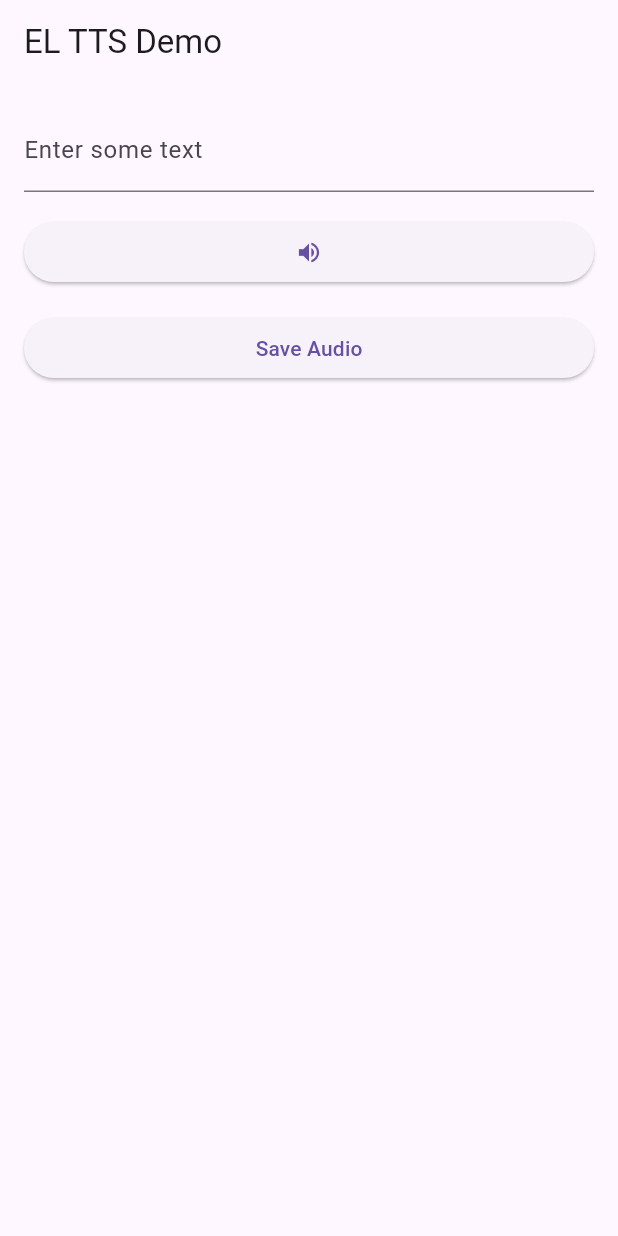
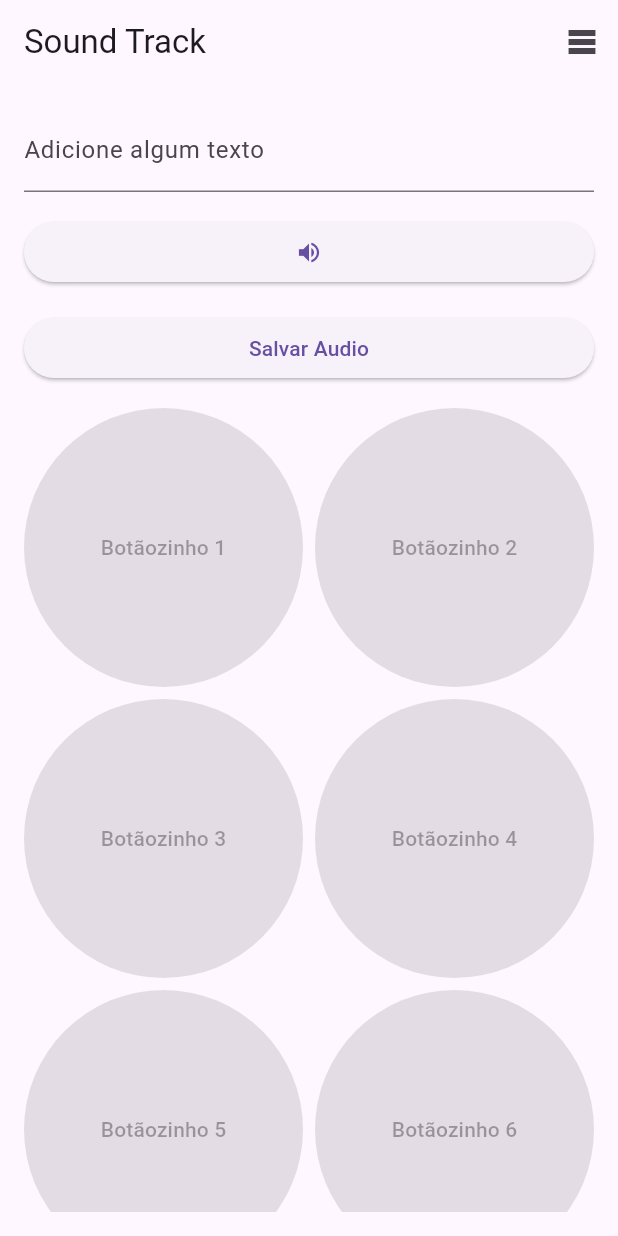
Before and after one commit to Arthur-Peixoto/Sound-Track, a Flutter app: the screen it shows after launch, on a phone screen of 412 x 824 dp. Run offline on Flutter 3.47's test engine with Material 3 defaults, Android fonts, the phone set to English and light mode, and no system bars; our stand-ins replace flutter_dotenv, just_audio.

Commit message:
Adicionando Coleções e botões com áudio

```diff
--- /dev/null
+++ b/lib/models/audio_collection.dart
@@ -0,0 +1,14 @@
+import 'package:flutter/material.dart';
+
+class AudioCollection {
+  final String name;
+  final DateTime dateCreated;
+  final List<String> items;
+  final Color color;
+
+  AudioCollection({
+    required this.name,
+    required this.items,
+    required this.color,
+  }) : dateCreated = DateTime.now();
+}
--- a/lib/services/audio_player_service.dart
+++ b/lib/services/audio_player_service.dart
@@ -8,6 +8,11 @@ class AudioPlayerService {
 
   static Future<void> playAudio(List<int> bytes) async {
     await player.setAudioSource(MyCustomSource(bytes));
+    player.play();
+  }
+
+  static Future<void> playAudioFile(String filePath) async {
+    await player.setFilePath(filePath);
     player.play();
   }
 
--- a/lib/ui/home_page.dart
+++ b/lib/ui/home_page.dart
@@ -1,5 +1,8 @@
 import 'package:flutter/material.dart';
+import 'package:sound_track/services/audio_player_service.dart';
 import 'package:sound_track/services/text_to_speech_service.dart';
+import 'package:sound_track/ui/side_bar.dart';
+import 'package:sound_track/models/audio_collection.dart';
 
 class MyHomePage extends StatefulWidget {
   @override
@@ -9,6 +12,9 @@ class MyHomePage extends StatefulWidget {
 class _MyHomePageState extends State<MyHomePage> {
   TextEditingController _textFieldController = TextEditingController();
   bool _isLoadingVoice = false;
+  bool _isSidebarVisible = false;
+  List<String?> savedAudioPaths = List.filled(8, null); // Lista para armazenar os caminhos dos áudios salvos
+  AudioCollection? selectedCollection;
 
   @override
   void dispose() {
@@ -28,20 +34,48 @@ class _MyHomePageState extends State<MyHomePage> {
     });
   }
 
-  Future<void> _saveTextToSpeech(String text) async {
-    final filePath = await TextToSpeechService.saveTextToSpeech(text, 'output.mp3');
+  Future<void> _saveTextToSpeech(String text, int index) async {
+    final filePath = await TextToSpeechService.saveTextToSpeech(text, 'output$index.mp3');
+    setState(() {
+      savedAudioPaths[index] = filePath;
+    });
     ScaffoldMessenger.of(context).showSnackBar(
-      SnackBar(content: Text('Audio saved to $filePath')),
+      SnackBar(content: Text('Áudio salvo no botão ${index + 1}')),
     );
+  }
+
+  void _onCollectionSelected(AudioCollection collection) {
+    setState(() {
+      selectedCollection = collection;
+    });
+    ScaffoldMessenger.of(context).showSnackBar(
+      SnackBar(content: Text('Coleção ${collection.name} selecionada')),
+    );
+  }
+
+  void _toggleSidebar() {
+    setState(() {
+      _isSidebarVisible = !_isSidebarVisible;
+    });
   }
 
   @override
   Widget build(BuildContext context) {
     return Scaffold(
       appBar: AppBar(
-        title: const Text('EL TTS Demo'),
+        actions: [
+          IconButton(
+            icon: Icon(_isSidebarVisible ? Icons.table_rows : Icons.table_rows),
+            onPressed: _toggleSidebar,
           ),
-      body: Padding(
+        ],
+        title: const Text('Sound Track'),
+      ),
+      body: Row(
+        children: [
+          if (_isSidebarVisible) SideBar(onCollectionSelected: _onCollectionSelected, isVisible: _isSidebarVisible),
+          Expanded(
+            child: Padding(
               padding: const EdgeInsets.all(16.0),
               child: Column(
                 crossAxisAlignment: CrossAxisAlignment.stretch,
@@ -49,7 +83,7 @@ class _MyHomePageState extends State<MyHomePage> {
                   TextField(
                     controller: _textFieldController,
                     decoration: const InputDecoration(
-                labelText: 'Enter some text',
+                      labelText: 'Adicione algum texto',
                     ),
                   ),
                   const SizedBox(height: 16.0),
@@ -64,13 +98,45 @@ class _MyHomePageState extends State<MyHomePage> {
                   const SizedBox(height: 16.0),
                   ElevatedButton(
                     onPressed: () {
-                _saveTextToSpeech(_textFieldController.text);
+                      // Salva no primeiro botão disponível
+                      final firstAvailableIndex = savedAudioPaths.indexWhere((path) => path == null);
+                      if (firstAvailableIndex != -1) {
+                        _saveTextToSpeech(_textFieldController.text, firstAvailableIndex);
+                      } else {
+                        ScaffoldMessenger.of(context).showSnackBar(
+                          const SnackBar(content: Text('Todos os botões estão ocupados!')),
+                        );
+                      }
                     },
-              child: const Text('Save Audio'),
+                    child: const Text('Salvar Audio'),
+                  ),
+                  const SizedBox(height: 16.0),
+                  Expanded(
+                    child: GridView.builder(
+                      gridDelegate: const SliverGridDelegateWithFixedCrossAxisCount(
+                        crossAxisCount: 2,
+                        crossAxisSpacing: 8.0,
+                        mainAxisSpacing: 8.0,
+                      ),
+                      itemCount: 8,
+                      itemBuilder: (context, index) {
+                        return ElevatedButton(
+                          onPressed: savedAudioPaths[index] != null
+                              ? () {
+                            AudioPlayerService.playAudioFile(savedAudioPaths[index]!);
+                          }
+                              : null,
+                          child: Text('Botãozinho ${index + 1}'),
+                        );
+                      },
+                    ),
                   ),
                 ],
               ),
             ),
+          ),
+        ],
+      ),
     );
   }
 }
```
Also changed, not shown: lib/services/collection_service.dart (added, +25 -0 lines), lib/ui/side_bar.dart (added, +122 -0 lines). Lines whose indentation alone changed are shown as unchanged.
